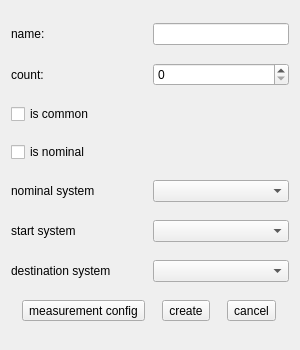
OpenIndy/OpenIndy, file ui/createfeature.ui: the form before one commit.
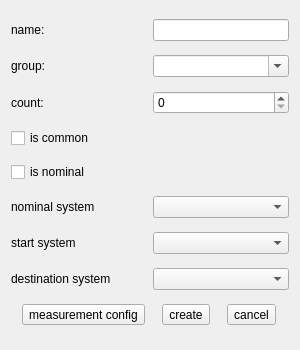
The form after the commit.

Commit message: Groups can now be selected directly when creating features #20

```diff
--- a/ui/createfeature.ui
+++ b/ui/createfeature.ui
@@ -13,8 +13,8 @@
   <property name="windowTitle">
    <string>Dialog</string>
   </property>
-  <layout class="QVBoxLayout" name="verticalLayout">
-   <item>
+  <layout class="QGridLayout" name="gridLayout">
+   <item row="0" column="0">
     <layout class="QHBoxLayout" name="horizontalLayout_2" stretch="1,1">
      <item>
       <widget class="QLabel" name="label_name">
@@ -28,7 +28,25 @@
      </item>
     </layout>
    </item>
-   <item>
+   <item row="1" column="0">
+    <layout class="QHBoxLayout" name="horizontalLayout_7" stretch="1,1">
+     <item>
+      <widget class="QLabel" name="label_group">
+       <property name="text">
+        <string>group:</string>
+       </property>
+      </widget>
+     </item>
+     <item>
+      <widget class="QComboBox" name="comboBox_group">
+       <property name="editable">
+        <bool>true</bool>
+       </property>
+      </widget>
+     </item>
+    </layout>
+   </item>
+   <item row="2" column="0">
     <layout class="QHBoxLayout" name="horizontalLayout_3" stretch="1,1">
      <item>
       <widget class="QLabel" name="label_count">
@@ -42,21 +60,21 @@
      </item>
     </layout>
    </item>
-   <item>
+   <item row="3" column="0">
     <widget class="QCheckBox" name="checkBox_common">
      <property name="text">
       <string>is common</string>
      </property>
     </widget>
    </item>
-   <item>
+   <item row="4" column="0">
     <widget class="QCheckBox" name="checkBox_actualNominal">
      <property name="text">
       <string>is nominal</string>
      </property>
     </widget>
    </item>
-   <item>
+   <item row="5" column="0">
     <layout class="QHBoxLayout" name="horizontalLayout_4" stretch="1,1">
      <item>
       <widget class="QLabel" name="label_nominalSystem">
@@ -70,7 +88,7 @@
      </item>
     </layout>
    </item>
-   <item>
+   <item row="6" column="0">
     <layout class="QHBoxLayout" name="horizontalLayout_5" stretch="1,1">
      <item>
       <widget class="QLabel" name="label_startSystem">
@@ -84,7 +102,7 @@
      </item>
     </layout>
    </item>
-   <item>
+   <item row="7" column="0">
     <layout class="QHBoxLayout" name="horizontalLayout_6" stretch="1,1">
      <item>
       <widget class="QLabel" name="label_destinationSystem">
@@ -98,7 +116,7 @@
      </item>
     </layout>
    </item>
-   <item>
+   <item row="8" column="0">
     <layout class="QHBoxLayout" name="horizontalLayout" stretch="1,1,1">
      <item>
       <widget class="QToolButton" name="toolButton_mConfig">
```
The commit also changes 11 other files.
